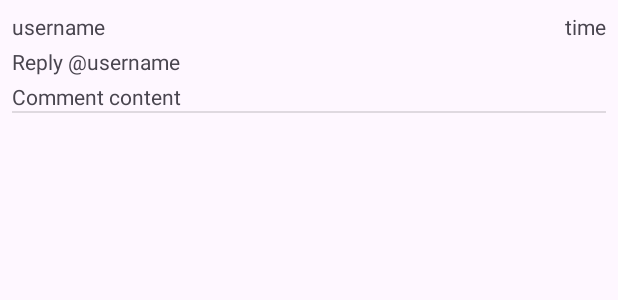
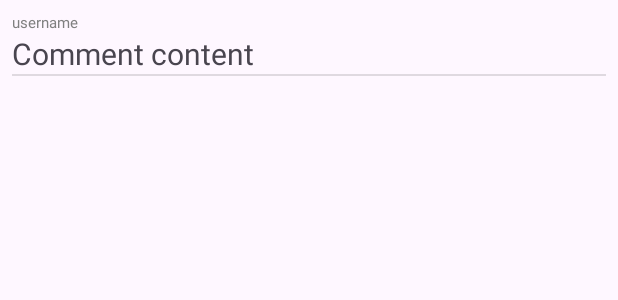
Before and after one commit to EricW321/Forum, an Android app: the layout item_comment.xml on its own in the app's theme, with its tools: preview values and no code run, on a phone screen of 412 x 824 dp. Shown: the top 300 px of the screen. Run offline under Robolectric (Android 15) with nearby library versions, the phone set to English and light mode, and no system bars; network calls fail.

Commit message:
Comment UI version 0.2. May change in the future

```diff
--- a/app/src/main/java/com/example/forum/ThreadDetail.java
+++ b/app/src/main/java/com/example/forum/ThreadDetail.java
@@ -182,12 +182,12 @@ public class ThreadDetail extends AppCompatActivity implements CommentsAdapter.O
                                 thread_user_tv=findViewById(R.id.thread_user);
                                 thread_time_tv=findViewById(R.id.thread_time);
 
-                                title_tv.setText(title);
+                                title_tv.setText(" " + title);
                                 thread_content_tv.setText(thread_content);
-                                thread_user_tv.setText("By " + user_name);
+                                thread_user_tv.setText("By " + user_name + " ");
                                 String formattedTime = convertISOTimeToSimpleFormat(thread_time);
                                 if (formattedTime != null) {
-                                    thread_time_tv.setText(formattedTime);
+                                    thread_time_tv.setText(" " + formattedTime);
                                 } else {
                                     thread_time_tv.setText(thread_time);
                                 }
--- a/app/src/main/res/layout/item_comment.xml
+++ b/app/src/main/res/layout/item_comment.xml
@@ -1,5 +1,6 @@
 <?xml version="1.0" encoding="utf-8"?>
 <androidx.constraintlayout.widget.ConstraintLayout xmlns:android="http://schemas.android.com/apk/res/android"
+    xmlns:tools="http://schemas.android.com/tools"
     android:layout_width="match_parent"
     android:layout_height="wrap_content"
     xmlns:app="http://schemas.android.com/apk/res-auto"
@@ -7,42 +8,35 @@
 
     <TextView
         android:id="@+id/comment_username"
-        android:layout_width="0dp"
+        android:layout_width="match_parent"
         android:layout_height="wrap_content"
         android:text="username"
         app:layout_constraintStart_toStartOf="parent"
-        app:layout_constraintEnd_toStartOf="@id/comment_time"
-        app:layout_constraintTop_toTopOf="parent" />
+        app:layout_constraintEnd_toStartOf="@id/comment_content"
+        app:layout_constraintTop_toTopOf="parent"
+        android:textColor="@color/grey"
+        android:textSize="10sp"/>
 
-    <TextView
-        android:id="@+id/comment_time"
-        android:layout_width="wrap_content"
-        android:layout_height="wrap_content"
-        android:text="time"
-        android:paddingStart="8dp"
-        app:layout_constraintEnd_toEndOf="parent"
-        app:layout_constraintTop_toTopOf="@id/comment_username"
-        app:layout_constraintBottom_toBottomOf="@id/comment_username" />
-
-    <TextView
-        android:id="@+id/comment_reply"
-        android:layout_width="0dp"
-        android:layout_height="wrap_content"
-        android:text="Reply @username"
-        android:paddingTop="4dp"
-        app:layout_constraintStart_toStartOf="@id/comment_username"
-        app:layout_constraintTop_toBottomOf="@id/comment_username"
-        app:layout_constraintEnd_toStartOf="@id/comment_time" />
+<!--    <TextView-->
+<!--        android:id="@+id/comment_time"-->
+<!--        android:layout_width="wrap_content"-->
+<!--        android:layout_height="wrap_content"-->
+<!--        android:text="time"-->
+<!--        android:paddingStart="8dp"-->
+<!--        app:layout_constraintEnd_toEndOf="parent"-->
+<!--        app:layout_constraintTop_toTopOf="@id/comment_username"-->
+<!--        app:layout_constraintBottom_toBottomOf="@id/comment_username" />-->
 
     <TextView
         android:id="@+id/comment_content"
         android:layout_width="0dp"
         android:layout_height="wrap_content"
         android:text="Comment content"
-        android:paddingTop="4dp"
-        app:layout_constraintStart_toStartOf="@id/comment_reply"
-        app:layout_constraintTop_toBottomOf="@id/comment_reply"
-        app:layout_constraintEnd_toEndOf="parent" />
+        app:layout_constraintEnd_toEndOf="parent"
+        app:layout_constraintStart_toStartOf="parent"
+        app:layout_constraintTop_toBottomOf="@id/comment_username"
+        android:textSize="20sp"/>
+
 
     <View
         android:id="@+id/divider6"
--- a/app/src/main/res/values/colors.xml
+++ b/app/src/main/res/values/colors.xml
@@ -7,4 +7,5 @@
     <color name="soft_red">#FFCDD2</color>
     <color name="soft_yellow">#FFF9C4</color>
     <color name="soft_green">#C8E6C9</color>
+    <color name="grey">#808080</color>
 </resources>
```
Also changed, not shown: app/src/main/java/com/example/forum/CommentsAdapter.java (+12 -7 lines), app/src/main/res/layout/activity_thread_detail.xml (+36 -28 lines).
